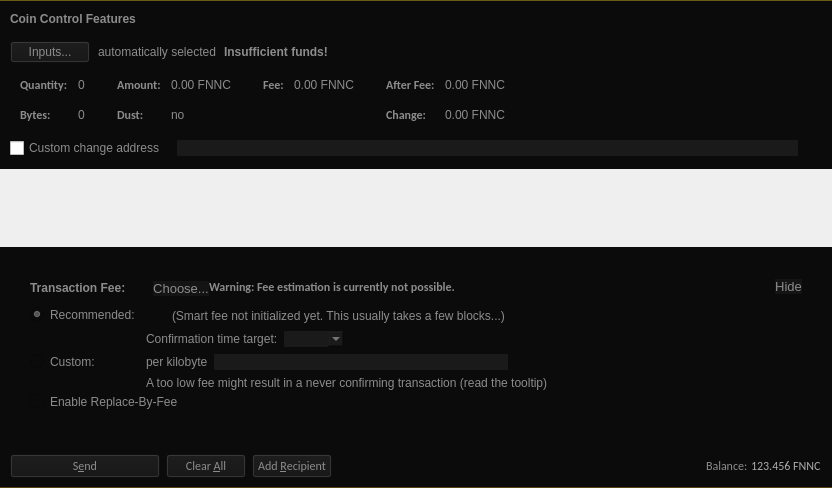
Above: fennec/qt/forms/sendcoinsdialog.ui from FennecBlockchain/Fennec before the change. Below: the same form after it.
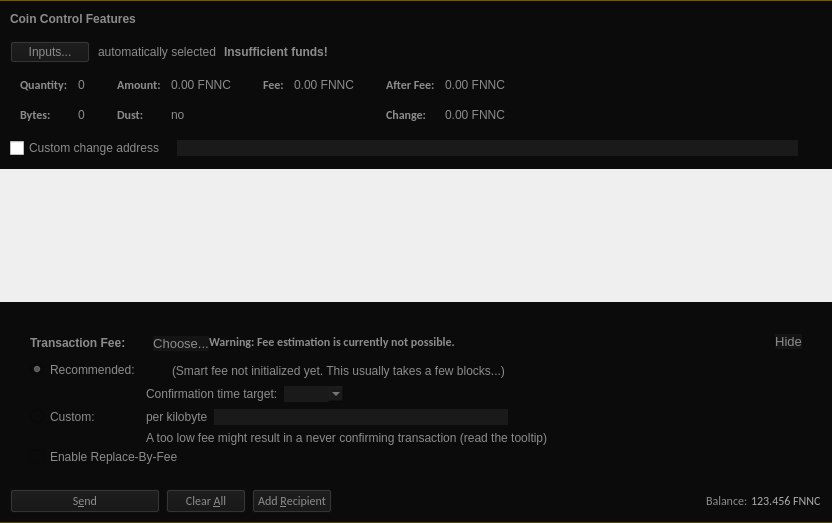
That is the form after the change. Icons and pictures are not drawn. Custom widgets are drawn as their Qt base class.

Commit message: send receive tabs

```diff
--- a/fennec/qt/forms/sendcoinsdialog.ui
+++ b/fennec/qt/forms/sendcoinsdialog.ui
@@ -10,7 +10,7 @@
     <x>0</x>
     <y>0</y>
     <width>832</width>
-    <height>488</height>
+    <height>523</height>
    </rect>
   </property>
   <property name="font">
@@ -695,7 +695,7 @@
         <x>0</x>
         <y>0</y>
         <width>832</width>
-        <height>68</height>
+        <height>80</height>
        </rect>
       </property>
       <layout class="QVBoxLayout" name="verticalLayout_2" stretch="0,1">
@@ -773,7 +773,7 @@
        <number>20</number>
       </property>
       <property name="bottomMargin">
-       <number>20</number>
+       <number>0</number>
       </property>
       <item>
        <layout class="QVBoxLayout" name="verticalLayoutFee2" stretch="0,0,0">
```
The commit also changes 1 other file.
